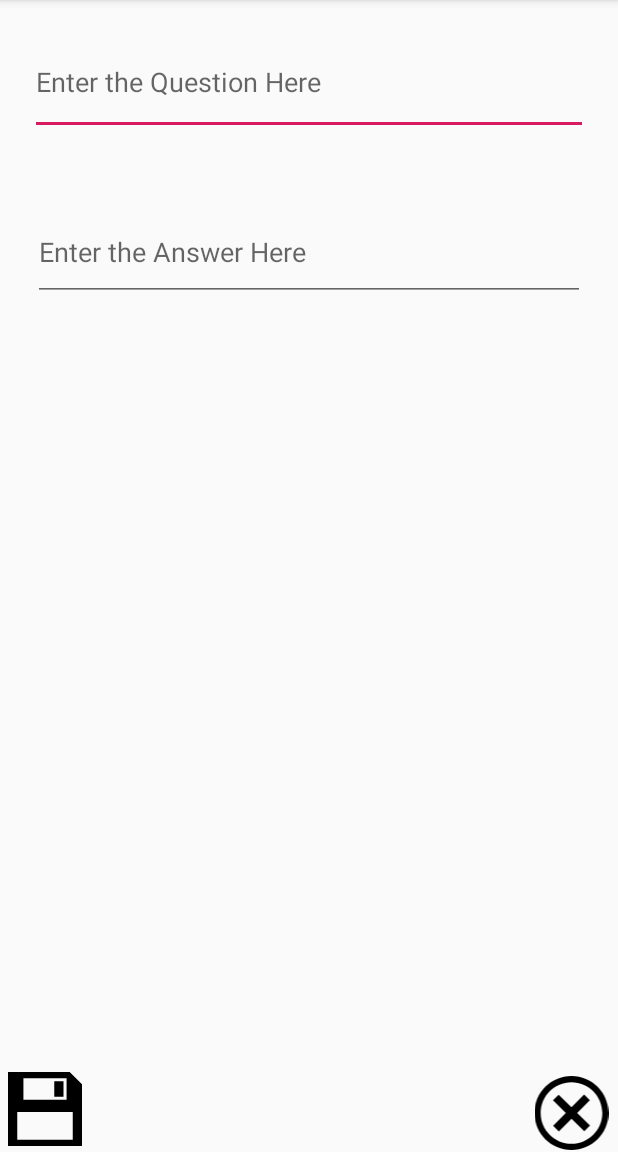
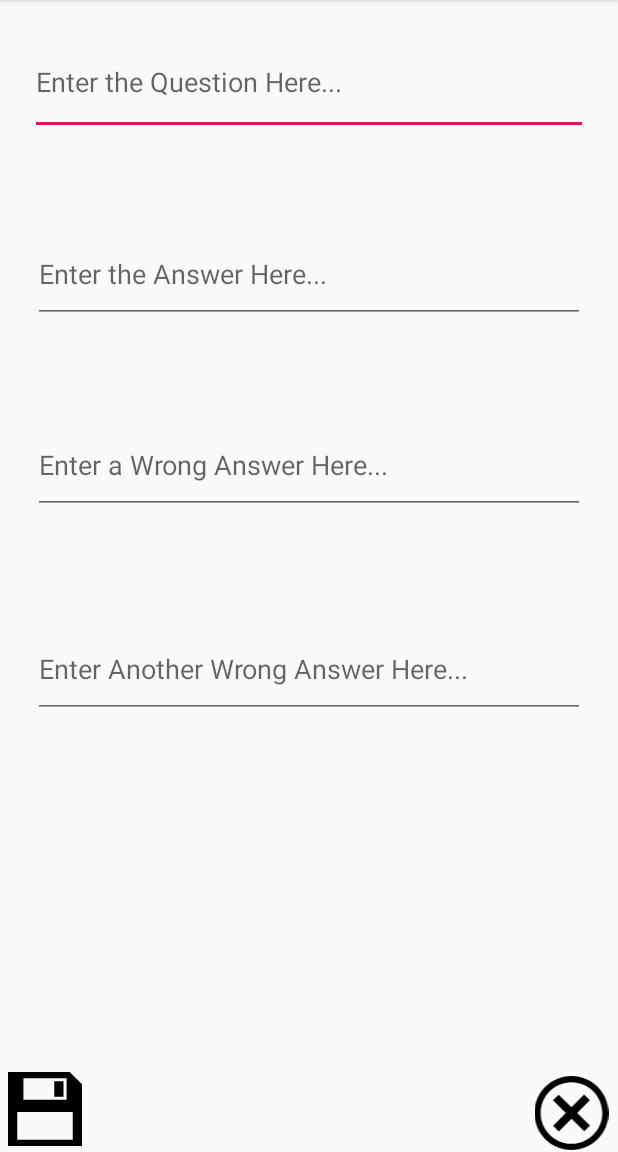
Before and after one commit to tranthai09/CodePathLab01, an Android app: the AddCardActivity screen opened directly, with no data from a screen before it, on a phone screen of 412 x 824 dp, the part 84-1236 px from its top. Run offline under Robolectric (Android 15) with nearby library versions, the phone set to English and light mode, and no system bars.

Commit message:
Added colors and multiple answers feature

```diff
--- a/FlashRev/app/build.gradle
+++ b/FlashRev/app/build.gradle
@@ -26,4 +26,6 @@ dependencies {
     testImplementation 'junit:junit:4.12'
     androidTestImplementation 'androidx.test.ext:junit:1.1.1'
     androidTestImplementation 'androidx.test.espresso:espresso-core:3.2.0'
+    implementation 'com.android.support:design:29.0.2'
+
 }
--- a/FlashRev/app/src/main/java/com/example/flashrev/AddCardActivity.java
+++ b/FlashRev/app/src/main/java/com/example/flashrev/AddCardActivity.java
@@ -5,6 +5,8 @@ import android.os.Bundle;
 import android.view.View;
 import android.widget.EditText;
 import android.widget.TextView;
+
+import com.google.android.material.snackbar.Snackbar;
 
 import androidx.appcompat.app.AppCompatActivity;
 
@@ -28,20 +30,36 @@ public class AddCardActivity extends AppCompatActivity {
             public void onClick(View v) {
                 String question = ((EditText) findViewById(R.id.editQuestion)).getText().toString();
                 String answer = ((EditText) findViewById(R.id.editAnswer)).getText().toString();
+                String wrong_answer1 = ((EditText) findViewById(R.id.Template_wrongAns1)).getText().toString();
+                String wrong_answer2 = ((EditText) findViewById(R.id.Template_wrongAns2)).getText().toString();
+
+                if (answer == null && question == null) {
+                    Snackbar.make(findViewById(R.id.flashcard_question),
+                            "Must enter both question and answer!",
+                            Snackbar.LENGTH_SHORT)
+                            .show();
+                }
 
                 Intent data = new Intent(); // create a new Intent, this is where we will put our data
-
                 data.putExtra("string1", question); // puts one string into the Intent, with the key as 'string1'
                 data.putExtra("string2", answer); // puts another string into the Intent, with the key as 'string2
+                data.putExtra("string3", wrong_answer1); // puts another wrong answer string into the Intent, with the key as 'string2
+                data.putExtra("string4", wrong_answer2); // puts another wrong answer string into the Intent, with the key as 'string2
                 setResult(RESULT_OK, data); // set result code and bundle data for response
                 finish(); // closes this activity and pass data to the original activity that launched this activity
+
+
             }
         });
 
         String q = getIntent().getStringExtra("stringKey1"); // this string will be 'harry potter`
         String a1 = getIntent().getStringExtra("stringKey2"); // this string will be 'voldemort'
+        String a2 = getIntent().getStringExtra("stringKey3"); // this string will be 'voldemort'
+        String a3 = getIntent().getStringExtra("stringKey4"); // this string will be 'voldemort'
         ((TextView) findViewById(R.id.editQuestion)).setText((q));
         ((TextView) findViewById(R.id.editAnswer)).setText((a1));
+        ((TextView) findViewById(R.id.Template_wrongAns1)).setText((a2));
+        ((TextView) findViewById(R.id.Template_wrongAns2)).setText((a3));
 
 
     }
--- a/FlashRev/app/src/main/res/layout/activity_add_card.xml
+++ b/FlashRev/app/src/main/res/layout/activity_add_card.xml
@@ -38,7 +38,7 @@
         android:layout_height="70dp"
         android:layout_margin="20dp"
         android:inputType="textMultiLine"
-        android:hint="Enter the Question Here" />
+        android:hint="Enter the Question Here..." />
 
     <EditText
         android:id="@+id/editAnswer"
@@ -46,8 +46,32 @@
         android:layout_height="65dp"
         android:layout_alignParentTop="true"
         android:layout_centerHorizontal="true"
-        android:layout_marginTop="135dp"
-        android:hint="Enter the Answer Here"
+        android:layout_marginTop="150dp"
+        android:hint="Enter the Answer Here..."
+        android:textColorHighlight="#7cff88"
         android:inputType="textMultiLine" />
 
+    <EditText
+        android:id="@+id/Template_wrongAns1"
+        android:layout_width="368dp"
+        android:layout_height="65dp"
+        android:layout_alignParentTop="true"
+        android:layout_centerInParent="true"
+        android:layout_marginTop="277dp"
+        android:hint="Enter a Wrong Answer Here..."
+        android:textColorHighlight="@color/red"
+        android:inputType="textMultiLine" />
+
+    <EditText
+        android:id="@+id/Template_wrongAns2"
+        android:layout_width="368dp"
+        android:layout_height="65dp"
+        android:layout_alignParentTop="true"
+        android:layout_centerHorizontal="true"
+        android:layout_marginTop="413dp"
+        android:hint="Enter Another Wrong Answer Here..."
+        android:textColorHighlight="@color/red"
+        android:inputType="textMultiLine" />
+
+
 </RelativeLayout>
```
Also changed, not shown: FlashRev/app/src/main/java/com/example/flashrev/MainActivity.java (+28 -1 lines).
